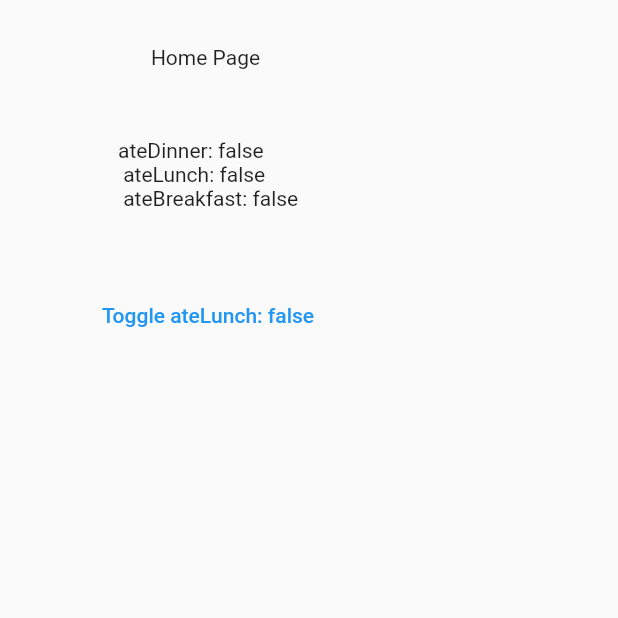
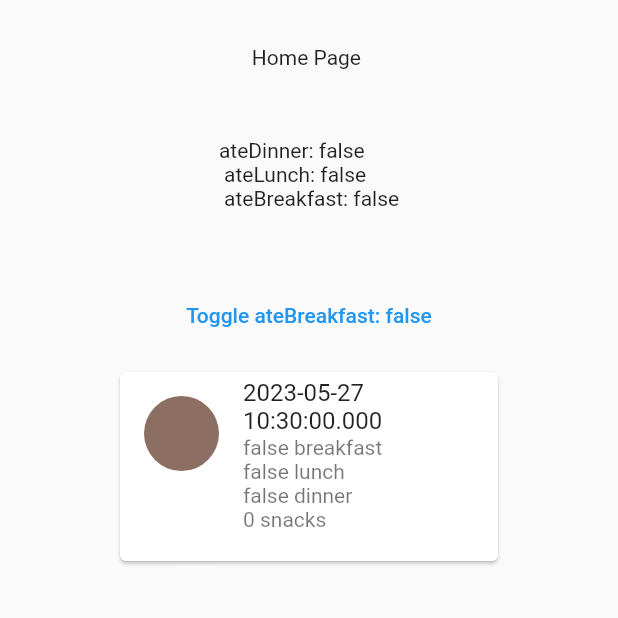
Before and after one commit to sharonm6/happy-home, a Flutter app: the Home screen opened directly with empty values, on a phone screen of 412 x 824 dp, the top half of it. Run offline on Flutter 3.47's test engine with Material 2 defaults, Android fonts, the phone set to English and light mode, and no system bars; our stand-ins replace cloud_firestore, firebase_auth, firebase_core, flutter_spinkit; accounts and stored records are empty; generated files the repository leaves out were written again.

Commit message:
Fix fetching, updating, and displaying of meal log information
Co-authored-by: Paris Haraguchi <pharaguc@uci.edu>

```diff
--- a/lib/screens/home/food_tracker_screen.dart
+++ b/lib/screens/home/food_tracker_screen.dart
@@ -1,14 +1,16 @@
 import 'package:flutter/material.dart';
 import 'package:happy_home/models/meal_log.dart';
+import 'package:happy_home/screens/home/meal_tile.dart';
 import 'package:happy_home/services/database.dart';
 
 class FoodTrackerScreen extends StatefulWidget {
-  FoodTrackerScreen({Key? key, required MealLog mealLog, required String uid})
-      : _mealLog = mealLog,
+  FoodTrackerScreen(
+      {Key? key, required List<MealLog> mealLogs, required String uid})
+      : _mealLogs = mealLogs,
         _uid = uid,
         super(key: key);
 
-  final MealLog _mealLog;
+  final List<MealLog> _mealLogs;
   final String _uid;
 
   @override
@@ -16,12 +18,12 @@ class FoodTrackerScreen extends StatefulWidget {
 }
 
 class _FoodTrackerScreenState extends State<FoodTrackerScreen> {
-  late MealLog _mealLog;
+  late List<MealLog> _mealLogs;
   late String _uid;
 
   @override
   void initState() {
-    _mealLog = widget._mealLog;
+    _mealLogs = widget._mealLogs;
     _uid = widget._uid;
 
     super.initState();
@@ -29,25 +31,40 @@ class _FoodTrackerScreenState extends State<FoodTrackerScreen> {
 
   @override
   Widget build(BuildContext context) {
+    MealLog _mealLog = _mealLogs[0];
+
     return Padding(
         padding: const EdgeInsets.all(30),
-        child: Column(children: [
+        child: Column(
+          children: [
             Text(
               "ateDinner: ${_mealLog?.ateDinner}\n ateLunch: ${_mealLog?.ateLunch}\n ateBreakfast: ${_mealLog?.ateBreakfast}\n",
             ),
             SizedBox(height: 30.0),
             TextButton(
                 onPressed: () async => {
-                    if (_mealLog?.ateLunch == false)
-                      {
                       await DatabaseService().updateMealLogData(
                           _uid, DateTime.now(),
-                            ateLunch: true)
-                      }
+                          ateBreakfast: true)
                     },
                 child: Text(
-                "Toggle ateLunch: ${_mealLog?.ateLunch}",
+                  "Toggle ateBreakfast: ${_mealLog?.ateBreakfast}",
+                )),
+            Container(
+                height: MediaQuery.of(context).size.height,
+                width: MediaQuery.of(context).size.width,
+                child: ListView.builder(
+                  itemCount: _mealLogs.length,
+                  itemBuilder: (context, index) {
+                    return Column(
+                      children: [
+                        MealTile(mealLog: _mealLogs[index]),
+                        SizedBox(height: 50.0),
+                      ],
+                    );
+                  },
                 ))
-        ]));
+          ],
+        ));
   }
 }
--- a/lib/screens/home/home.dart
+++ b/lib/screens/home/home.dart
@@ -21,22 +21,22 @@ class _HomeState extends State<Home> {
 
   @override
   Widget build(BuildContext context) {
-    // final mealLog = Provider.of<MealLog>(context);
-
     return StreamBuilder<User>(
         stream: widget.databaseService.user,
         builder: (context, userSnapshot) {
           if (userSnapshot.hasData) {
             User userInfo = userSnapshot.data!;
 
-            return StreamBuilder<MealLog>(
+            return StreamBuilder<List<MealLog>>(
                 stream: widget.databaseService.mealLog,
                 builder: (context, mealSnapshot) {
                   if (mealSnapshot.hasData) {
-                    MealLog mealInfo = mealSnapshot.data!;
+                    List<MealLog> mealInfos = mealSnapshot.data!;
 
                     return Scaffold(
-                        body: HomeScreen(user: userInfo, mealLog: mealInfo));
+                        body: SingleChildScrollView(
+                            child: HomeScreen(
+                                user: userInfo, mealLogs: mealInfos)));
                   } else {
                     return Scaffold(
                       body: Center(
--- a/lib/screens/home/home_screen.dart
+++ b/lib/screens/home/home_screen.dart
@@ -6,13 +6,13 @@ import 'package:happy_home/models/meal_log.dart';
 import 'package:happy_home/screens/home/food_tracker_screen.dart';
 
 class HomeScreen extends StatefulWidget {
-  HomeScreen({Key? key, required User user, required MealLog mealLog})
+  HomeScreen({Key? key, required User user, required List<MealLog> mealLogs})
       : _user = user,
-        _mealLog = mealLog,
+        _mealLogs = mealLogs,
         super(key: key);
 
   final User _user;
-  final MealLog _mealLog;
+  final List<MealLog> _mealLogs;
 
   @override
   State<HomeScreen> createState() => _HomeScreenState();
@@ -20,12 +20,12 @@ class HomeScreen extends StatefulWidget {
 
 class _HomeScreenState extends State<HomeScreen> {
   late User _user;
-  late MealLog _mealLog;
+  late List<MealLog> _mealLogs;
 
   @override
   void initState() {
     _user = widget._user;
-    _mealLog = widget._mealLog;
+    _mealLogs = widget._mealLogs;
 
     super.initState();
   }
@@ -38,7 +38,7 @@ class _HomeScreenState extends State<HomeScreen> {
         Text(
           "Home Page ${_user.name}\n",
         ),
-        FoodTrackerScreen(mealLog: _mealLog, uid: _user.uid),
+        FoodTrackerScreen(mealLogs: _mealLogs, uid: _user.uid),
       ]),
     );
   }
--- /dev/null
+++ b/lib/screens/home/meal_tile.dart
@@ -0,0 +1,36 @@
+import 'package:flutter/material.dart';
+import 'package:happy_home/models/meal_log.dart';
+
+class MealTile extends StatefulWidget {
+  const MealTile({Key? key, required MealLog mealLog})
+      : _mealLog = mealLog,
+        super(key: key);
+
+  final MealLog _mealLog;
+
+  @override
+  State<MealTile> createState() => _MealTileState();
+}
+
+class _MealTileState extends State<MealTile> {
+  @override
+  Widget build(BuildContext context) {
+    return Padding(
+      padding: const EdgeInsets.only(top: 8.0),
+      child: Card(
+        margin: EdgeInsets.fromLTRB(20.0, 6.0, 20.0, 0.0),
+        child: ListTile(
+          leading: CircleAvatar(
+            radius: 25.0,
+            backgroundColor: Colors.brown[400],
+          ),
+          title: Text(widget._mealLog.date.toString()),
+          subtitle: Text('${widget._mealLog.ateBreakfast} breakfast\n'
+              '${widget._mealLog.ateLunch} lunch\n'
+              '${widget._mealLog.ateDinner} dinner\n'
+              '${widget._mealLog.numSnacks} snacks\n'),
+        ),
+      ),
+    );
+  }
+}
```
Also changed, not shown: lib/services/database.dart (+21 -17 lines). Lines whose indentation alone changed are shown as unchanged.
